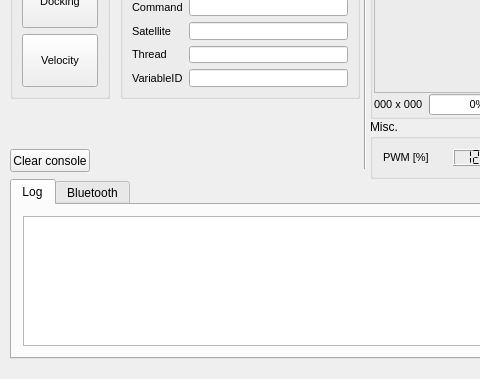
First picture: the form in groundstation.ui, repository Angele-/FloatSat_GroundStation, before the edit; both pictures show x 0 to 480 and y 321 to 700 of the 1351 by 700 pixel window.
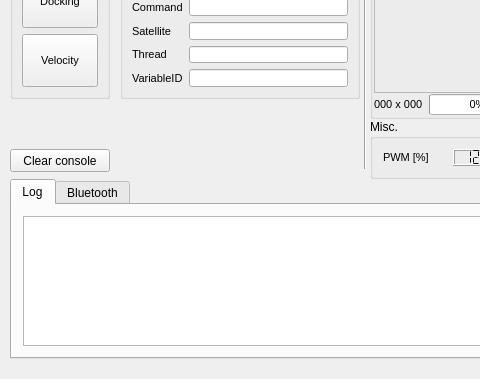
Second picture: the form after the edit. Custom widgets are drawn as their Qt base class.

Commit message: changed clear console size

Patch:
```diff
--- a/groundstation.ui
+++ b/groundstation.ui
@@ -1703,7 +1703,7 @@
      <rect>
       <x>10</x>
       <y>470</y>
-      <width>80</width>
+      <width>100</width>
       <height>23</height>
      </rect>
     </property>
```
